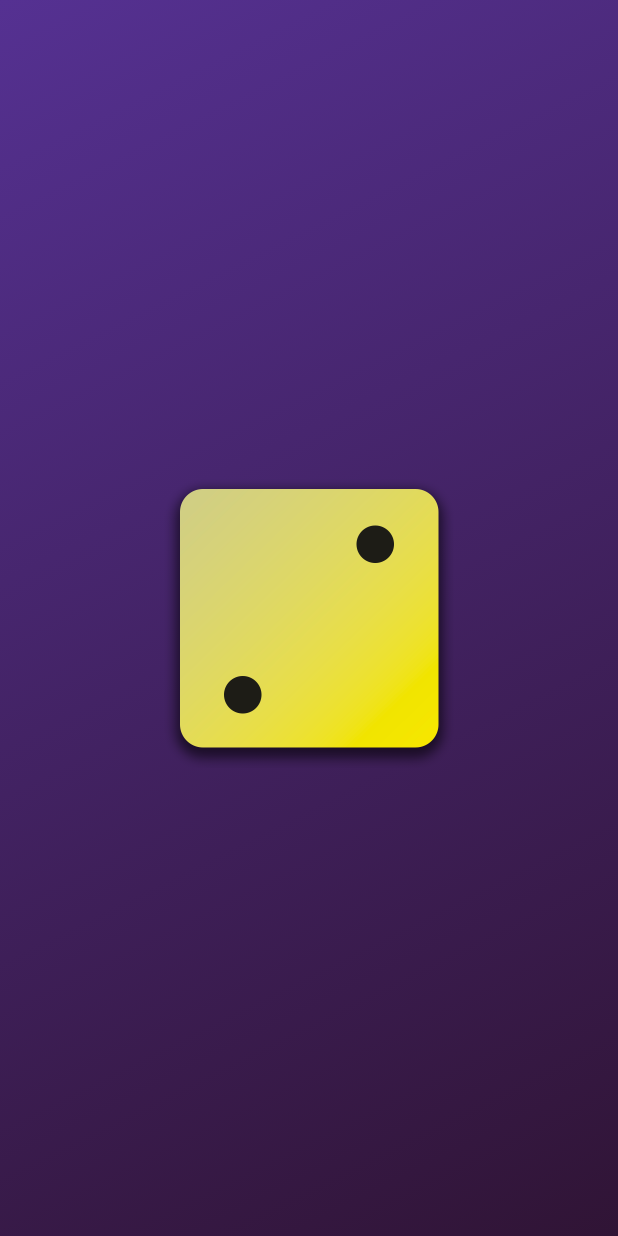
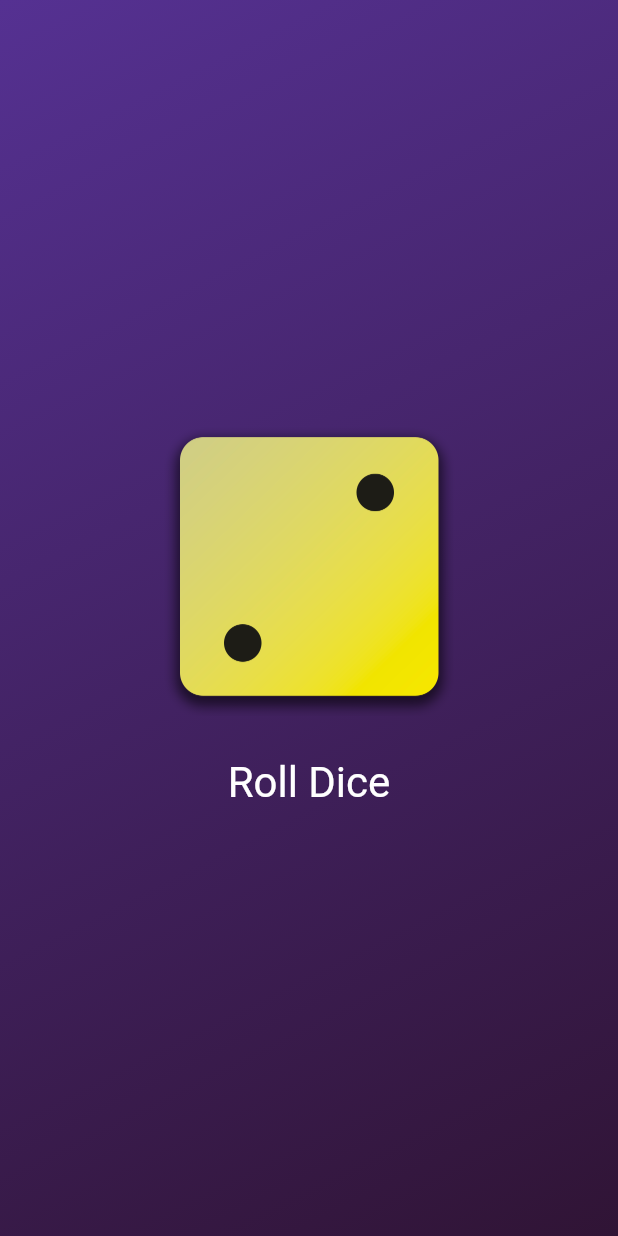
Before and after one commit to Xenovka/flutter_basics, a Flutter app: the screen it shows after launch, on a phone screen of 412 x 824 dp. Run offline on Flutter 3.47's test engine with Material 2 defaults, Android fonts, the phone set to English and light mode, and no system bars.

Commit message:
implement random dice using statefulwidget

```diff
--- /dev/null
+++ b/lib/dice_roller.dart
@@ -0,0 +1,45 @@
+import 'dart:math';
+
+import 'package:flutter/material.dart';
+
+final randomizer = Random();
+
+class DiceRoller extends StatefulWidget {
+  const DiceRoller({super.key});
+
+  @override
+  State<DiceRoller> createState() {
+    return _DiceRollerState();
+  }
+}
+
+class _DiceRollerState extends State<DiceRoller> {
+  var currentDiceRoll = 2;
+
+  void rollDice() {
+    setState(() {
+      currentDiceRoll = randomizer.nextInt(6) + 1;
+    });
+  }
+
+  @override
+  Widget build(context) {
+    return Column(
+      mainAxisSize: MainAxisSize.min,
+      children: [
+        Image.asset(
+          'assets/images/dice-$currentDiceRoll.png',
+          width: 200,
+        ),
+        const SizedBox(height: 20),
+        TextButton(
+            onPressed: rollDice,
+            style: TextButton.styleFrom(
+                // padding: const EdgeInsets.only(top: 20),
+                foregroundColor: Colors.white,
+                textStyle: const TextStyle(fontSize: 28)),
+            child: const Text('Roll Dice'))
+      ],
+    );
+  }
+}
--- a/lib/gradient_container.dart
+++ b/lib/gradient_container.dart
@@ -1,4 +1,6 @@
 import 'package:flutter/material.dart';
+
+import 'package:flutter_basics/dice_roller.dart';
 
 // import 'package:flutter_basics/styled_text.dart';
 
@@ -20,12 +22,7 @@ class GradientContainer extends StatelessWidget {
           end: endAlignment,
         ),
       ),
-      child: Center(
-        child: Image.asset(
-          'assets/images/dice-2.png',
-          width: 200,
-        ),
-      ),
+      child: const Center(child: DiceRoller()),
     );
   }
 }
```
